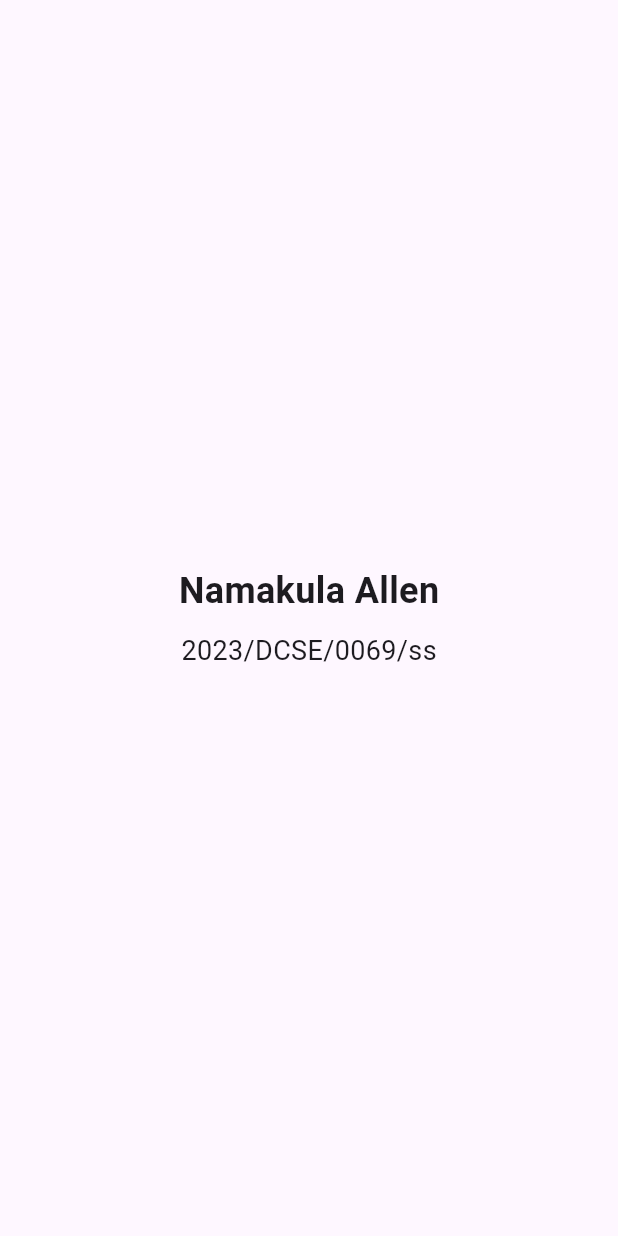
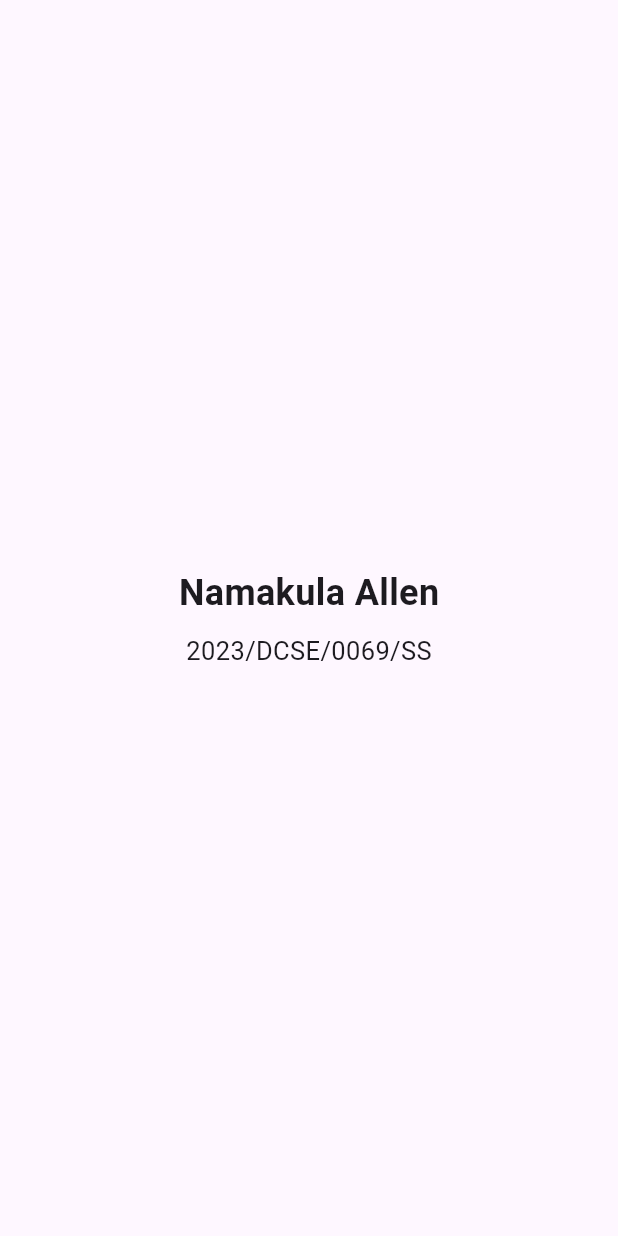
Before and after one commit to NamakulaAllen/Namakula-Allen-Mobile-Apps-Sem-1-2024, a Flutter app: the HomeScreen screen opened directly, on a phone screen of 412 x 824 dp. Run offline on Flutter 3.47's test engine with Material 3 defaults, Android fonts, the phone set to English and light mode, and no system bars.

```diff
--- a/lib/home_screen.dart
+++ b/lib/home_screen.dart
@@ -6,7 +6,7 @@ class HomeScreen extends StatelessWidget {
   @override
   Widget build(BuildContext context) {
     String fullName = "Namakula Allen";
-    String registrationNumber = "2023/DCSE/0069/ss";
+    String registrationNumber = "2023/DCSE/0069/SS";
 
     return Scaffold(
       body: Padding(
@@ -23,7 +23,7 @@ class HomeScreen extends StatelessWidget {
               const SizedBox(height: 10),
               Text(
                 registrationNumber,
-                style: const TextStyle(fontSize: 18),
+                style: const TextStyle(fontSize: 17),
               ),
             ],
           ),
```
